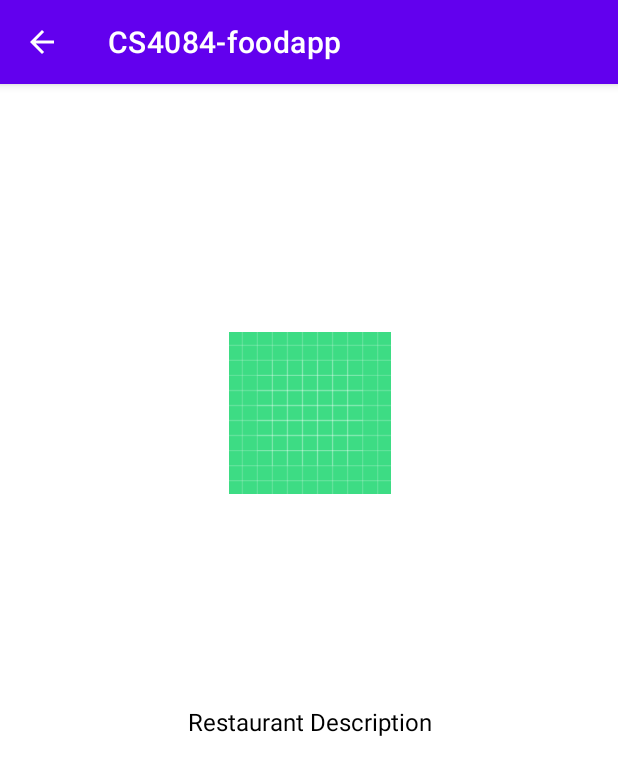
After one commit to ericu07/CS4084-foodapp, an Android app: the Details screen opened directly, with no data from a screen before it, on a phone screen of 412 x 824 dp. The commit adds this screen. Shown: the top 775 px of the screen. Run offline under Robolectric (Android 15) with nearby library versions, the phone set to English and light mode, and no system bars.

Commit message:
Added ability to expand CardView

```diff
--- a/app/src/main/AndroidManifest.xml
+++ b/app/src/main/AndroidManifest.xml
@@ -10,8 +10,14 @@
         android:roundIcon="@mipmap/ic_launcher_round"
         android:supportsRtl="true"
         android:theme="@style/Theme.CS4084foodapp">
+        <activity android:name=".Details">
+            <meta-data
+                android:name="android.support.PARENT_ACTIVITY"
+                android:value=".Home"/>
+        </activity>
         <activity android:name=".Home" />
-        <activity android:name=".MainActivity"
+        <activity
+            android:name=".MainActivity"
             android:exported="true">
             <intent-filter>
                 <action android:name="android.intent.action.MAIN" />
--- a/app/src/main/java/ie/ul/foodapp/Adapter.java
+++ b/app/src/main/java/ie/ul/foodapp/Adapter.java
@@ -1,6 +1,7 @@
 package ie.ul.foodapp;
 
 import android.content.Context;
+import android.content.Intent;
 import android.view.LayoutInflater;
 import android.view.View;
 import android.view.ViewGroup;
@@ -46,6 +47,20 @@ public class Adapter extends RecyclerView.Adapter<Adapter.ViewHolder>{
 
         public ViewHolder(@NonNull View itemView){
             super(itemView);
+
+            //set onclicker listener
+            itemView.setOnClickListener(new View.OnClickListener() {
+                @Override
+                public void onClick(View v) {
+
+                    Intent intent = new Intent(v.getContext(), Details.class);
+                    intent.putExtra("title", data.get(getAdapterPosition()));
+                    //intent.putExtra("description", data.get(getAdapterPosition()));
+                    v.getContext().startActivity(intent);
+
+                }
+            });
+
             textTitle = itemView.findViewById(R.id.card1);
             textDescription = itemView.findViewById(R.id.card1Description);
         }
--- /dev/null
+++ b/app/src/main/java/ie/ul/foodapp/Details.java
@@ -0,0 +1,28 @@
+package ie.ul.foodapp;
+
+import androidx.appcompat.app.AppCompatActivity;
+
+import android.content.Intent;
+import android.os.Bundle;
+import android.widget.TextView;
+
+public class Details extends AppCompatActivity {
+
+    TextView restName, restDescription;
+    @Override
+    protected void onCreate(Bundle savedInstanceState) {
+        super.onCreate(savedInstanceState);
+        setContentView(R.layout.activity_details);
+
+        getSupportActionBar().setDisplayHomeAsUpEnabled(true);
+
+        restName = findViewById(R.id.details_title);
+
+        Intent intent = getIntent();
+        String title = intent.getStringExtra("title");
+        //String desc = intent.getStringExtra("description");
+        restName.setText(title);
+        //restDescription.setText(desc);
+
+    }
+}
--- /dev/null
+++ b/app/src/main/res/layout/activity_details.xml
@@ -0,0 +1,59 @@
+<?xml version="1.0" encoding="utf-8"?>
+<androidx.constraintlayout.widget.ConstraintLayout xmlns:android="http://schemas.android.com/apk/res/android"
+    xmlns:app="http://schemas.android.com/apk/res-auto"
+    xmlns:tools="http://schemas.android.com/tools"
+    android:layout_width="match_parent"
+    android:layout_height="match_parent"
+    tools:context=".Details">
+
+    <ImageView
+        android:id="@+id/imageView2"
+        android:layout_width="wrap_content"
+        android:layout_height="wrap_content"
+        android:layout_marginStart="151dp"
+        android:layout_marginTop="165dp"
+        android:layout_marginEnd="151dp"
+        android:layout_marginBottom="458dp"
+        app:layout_constraintBottom_toBottomOf="parent"
+        app:layout_constraintEnd_toEndOf="parent"
+        app:layout_constraintHorizontal_bias="1.0"
+        app:layout_constraintStart_toStartOf="parent"
+        app:layout_constraintTop_toTopOf="parent"
+        app:layout_constraintVertical_bias="0.0"
+        app:srcCompat="@drawable/ic_launcher_background" />
+
+    <TextView
+        android:id="@+id/details_title"
+        android:layout_width="wrap_content"
+        android:layout_height="wrap_content"
+        android:layout_marginStart="151dp"
+        android:layout_marginTop="32dp"
+        android:layout_marginEnd="151dp"
+        android:text="Restaurant Title"
+        app:layout_constraintBottom_toBottomOf="parent"
+        app:layout_constraintEnd_toEndOf="parent"
+        app:layout_constraintStart_toStartOf="parent"
+        app:layout_constraintTop_toBottomOf="@+id/imageView2"
+        app:layout_constraintVertical_bias="0.0"
+        android:textSize="20dp"
+        android:textColor="@android:color/black"
+        android:gravity="center"
+        />
+
+    <TextView
+        android:id="@+id/details_description"
+        android:layout_width="wrap_content"
+        android:layout_height="wrap_content"
+        android:layout_marginStart="151dp"
+        android:layout_marginEnd="151dp"
+        android:gravity="center"
+        android:text="Restaurant Description"
+        android:textColor="@android:color/black"
+        android:textSize="16dp"
+        app:layout_constraintBottom_toBottomOf="parent"
+        app:layout_constraintEnd_toEndOf="parent"
+        app:layout_constraintStart_toStartOf="parent"
+        app:layout_constraintTop_toBottomOf="@+id/details_title"
+        app:layout_constraintVertical_bias="0.196" />
+
+</androidx.constraintlayout.widget.ConstraintLayout>
```
